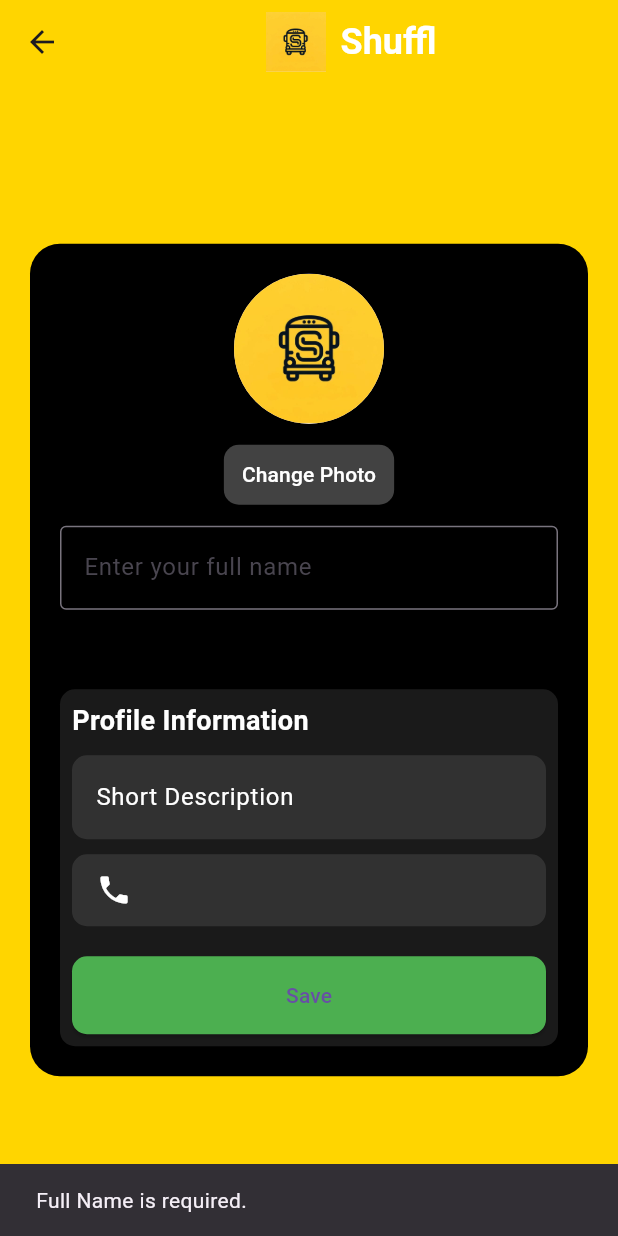
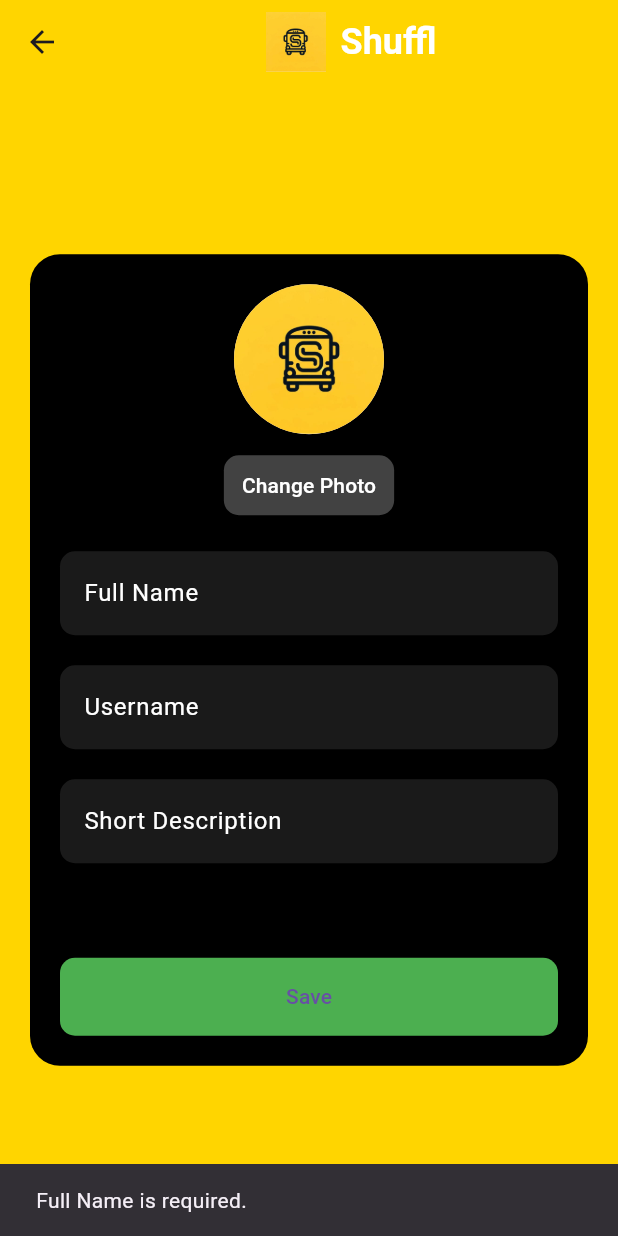
Before and after one commit to alpaltug/shuffl-repo, a Flutter app: the UserPublicProfile screen opened directly, after a tap on "Save", on a phone screen of 412 x 824 dp. Run offline on Flutter 3.47's test engine with Material 3 defaults, Android fonts, the phone set to English and light mode, and no system bars; our stand-ins replace cloud_firestore, firebase_auth, firebase_core, firebase_storage, google_maps_flutter, google_sign_in and 1 more; missing offline and left inert: profanity_filter; accounts and stored records are empty; network calls fail.

Commit message:
basic profanity check, improve user_public_profile

```diff
--- a/lib/firestore_service.dart
+++ b/lib/firestore_service.dart
@@ -26,9 +26,7 @@ class FirestoreService {
   }
 
   Future<bool> checkIfUsernameExists(String username) async {
-    print('Checking if username exists: $username');
     final result = await _db.collection('users').where('username', isEqualTo: username).get();
-    print('Username check result: ${result.docs}');
     if (result.docs.isEmpty) {
       return false;
     }
--- a/lib/screens/create_profile/create_profile.dart
+++ b/lib/screens/create_profile/create_profile.dart
@@ -7,6 +7,7 @@ import 'package:my_flutter_app/firestore_service.dart';
 import 'package:image_picker/image_picker.dart';
 import 'package:firebase_storage/firebase_storage.dart';
 import 'dart:io';
+import 'package:profanity_filter/profanity_filter.dart';
 
 class CreateProfile extends StatefulWidget {
   const CreateProfile({super.key});
@@ -25,6 +26,7 @@ class _CreateProfileState extends State<CreateProfile> {
   File? _imageFile;
   String? _imageUrl;
   String? _errorMessage;
+  final filter = ProfanityFilter();
 
   Future<void> _pickImage(ImageSource source) async {
     final pickedFile = await _picker.pickImage(source: source);
@@ -97,6 +99,13 @@ class _CreateProfileState extends State<CreateProfile> {
     if (_descriptionController.text.isEmpty) {
       setState(() {
         _errorMessage = 'Description is required.';
+      });
+      return;
+    }
+
+    if (filter.hasProfanity(_fullNameController.text) || filter.hasProfanity(_userNameController.text) || filter.hasProfanity(_descriptionController.text)) {
+      setState(() {
+        _errorMessage = 'Please remove profanity from your profile details.';
       });
       return;
     }
--- a/lib/screens/user_profile/user_profile.dart
+++ b/lib/screens/user_profile/user_profile.dart
@@ -18,7 +18,7 @@ class _UserProfileState extends State<UserProfile> {
   final FirebaseFirestore _firestore = FirebaseFirestore.instance;
 
   String? _displayName;
-  String? _email;
+  String? _username;
   String? _imageUrl;
 
   @override
@@ -33,7 +33,7 @@ class _UserProfileState extends State<UserProfile> {
       DocumentSnapshot userProfile = await _firestore.collection('users').doc(user.uid).get();
       setState(() {
         _displayName = userProfile['fullName'];
-        _email = userProfile['email'];
+        _username = userProfile['username'];
         _imageUrl = userProfile['imageUrl'];
       });
     }
@@ -74,7 +74,7 @@ class _UserProfileState extends State<UserProfile> {
                       ),
                     ),
                     Text(
-                      _email ?? '[Email]',
+                      _username ?? '[username]',
                       style: const TextStyle(
                         fontSize: 16,
                         color: Colors.green,
--- a/lib/screens/user_public_profile/user_public_profile.dart
+++ b/lib/screens/user_public_profile/user_public_profile.dart
@@ -4,10 +4,12 @@ import 'package:firebase_auth/firebase_auth.dart';
 import 'package:cloud_firestore/cloud_firestore.dart';
 import 'package:image_picker/image_picker.dart';
 import 'package:firebase_storage/firebase_storage.dart';
+import 'package:profanity_filter/profanity_filter.dart';
 
 import 'package:my_flutter_app/constants.dart';
 import 'package:my_flutter_app/screens/user_profile/user_profile.dart';
 import 'package:my_flutter_app/widgets.dart';
+import 'package:my_flutter_app/firestore_service.dart';
 
 class UserPublicProfile extends StatefulWidget {
   const UserPublicProfile({super.key});
@@ -20,13 +22,16 @@ class _UserPublicProfileState extends State<UserPublicProfile> {
   final FirebaseAuth _auth = FirebaseAuth.instance;
   final FirebaseFirestore _firestore = FirebaseFirestore.instance;
   final FirebaseStorage _storage = FirebaseStorage.instance;
+  final ProfanityFilter _profanityFilter = ProfanityFilter();
+  final FirestoreService _firestoreService = FirestoreService();
 
   final TextEditingController _descriptionController = TextEditingController();
   final TextEditingController _nameController = TextEditingController();
+  final TextEditingController _usernameController = TextEditingController();
 
   String? _displayName;
   String? _email;
-  String? _phoneNumber;
+  String? _username;
   String? _description;
   String? _imageUrl;
   XFile? _imageFile;
@@ -44,11 +49,12 @@ class _UserPublicProfileState extends State<UserPublicProfile> {
       setState(() {
         _displayName = userProfile['fullName'];
         _email = userProfile['email'];
-        _phoneNumber = userProfile['phoneNumber'];
+        _username = userProfile['username'];
         _description = userProfile['description'];
         _imageUrl = userProfile['imageUrl'];
         _descriptionController.text = _description ?? '';
         _nameController.text = _displayName ?? '';
+        _usernameController.text = _username ?? '';
       });
     }
   }
@@ -62,10 +68,27 @@ class _UserPublicProfileState extends State<UserPublicProfile> {
     });
   }
 
+  bool _containsProfanity(String input) {
+    final words = input.split(RegExp(r'\s+'));
+    for (var word in words) {
+      if (_profanityFilter.hasProfanity(word)) {
+        return true;
+      }
+    }
+    return _profanityFilter.hasProfanity(input);
+  }
+
   void _saveProfile() async {
     if (_nameController.text.isEmpty) {
       ScaffoldMessenger.of(context).showSnackBar(
         const SnackBar(content: Text('Full Name is required.')),
+      );
+      return;
+    }
+
+    if (_usernameController.text.isEmpty) {
+      ScaffoldMessenger.of(context).showSnackBar(
+        const SnackBar(content: Text('Username is required.')),
       );
       return;
     }
@@ -75,6 +98,26 @@ class _UserPublicProfileState extends State<UserPublicProfile> {
         const SnackBar(content: Text('Description is required.')),
       );
       return;
+    }
+
+    if (_containsProfanity(_nameController.text) ||
+        _containsProfanity(_usernameController.text) ||
+        _containsProfanity(_descriptionController.text)) {
+      ScaffoldMessenger.of(context).showSnackBar(
+        const SnackBar(content: Text('Please remove profanity from your profile details.')),
+      );
+      return;
+    }
+
+    User? user = _auth.currentUser;
+    if (user != null && _usernameController.text != _username) {
+      bool usernameExists = await _firestoreService.checkIfUsernameExists(_usernameController.text);
+      if (usernameExists) {
+        ScaffoldMessenger.of(context).showSnackBar(
+          const SnackBar(content: Text('The username already exists. Please choose a different username.')),
+        );
+        return;
+      }
     }
 
     String? imageUrl;
@@ -87,10 +130,10 @@ class _UserPublicProfileState extends State<UserPublicProfile> {
     }
 
     try {
-      User? user = _auth.currentUser;
       if (user != null) {
         await _firestore.collection('users').doc(user.uid).update({
           'fullName': _nameController.text,
+          'username': _usernameController.text,
           'description': _descriptionController.text,
           'imageUrl': imageUrl != null && imageUrl.isNotEmpty ? imageUrl : _imageUrl,
         });
@@ -177,70 +220,28 @@ class _UserPublicProfileState extends State<UserPublicProfile> {
                       ),
                       child: const Text('Change Photo'),
                     ),
-                    const SizedBox(height: 10),
-                    Row(
-                      mainAxisAlignment: MainAxisAlignment.center,
-                      children: [
-                        Expanded(
-                          child: TextField(
+                    const SizedBox(height: 20),
+                    GreyTextField(
+                      labelText: 'Full Name',
                       controller: _nameController,
-                            decoration: const InputDecoration(
-                              hintText: 'Enter your full name',
-                              border: OutlineInputBorder(),
-                            ),
-                          ),
-                        ),
-                      ],
-                    ),
-                    const SizedBox(height: 10),
-                    Text(
-                      _email ?? '[Email]',
-                      style: const TextStyle(
-                        fontSize: 16,
-                        color: Colors.green,
-                      ),
                     ),
                     const SizedBox(height: 20),
-                    Container(
-                      padding: const EdgeInsets.all(8.0),
-                      decoration: BoxDecoration(
-                        color: Colors.white.withOpacity(0.1),
-                        borderRadius: BorderRadius.circular(10),
+                    GreyTextField(
+                      labelText: 'Username',
+                      controller: _usernameController,
                     ),
-                      child: Column(
-                        crossAxisAlignment: CrossAxisAlignment.start,
-                        children: [
-                          const Text(
-                            'Profile Information',
-                            style: TextStyle(
-                              fontSize: 18,
-                              fontWeight: FontWeight.bold,
-                              color: Colors.white,
-                            ),
-                          ),
-                          const SizedBox(height: 10),
+                    const SizedBox(height: 20),
                     GreyTextField(
                       labelText: 'Short Description',
                       controller: _descriptionController,
                     ),
-                          const SizedBox(height: 10),
-                          Container(
-                            padding: const EdgeInsets.symmetric(horizontal: 16, vertical: 12),
-                            decoration: BoxDecoration(
-                              color: Colors.white.withOpacity(0.1),
-                              borderRadius: BorderRadius.circular(10),
-                            ),
-                            child: Row(
-                              children: [
-                                const Icon(Icons.phone, color: Colors.white),
-                                const SizedBox(width: 10),
-                                Expanded(
-                                  child: Text(
-                                    _phoneNumber ?? '[Phone Number]',
-                                    style: const TextStyle(color: Colors.white),
-                                  ),
-                                ),
-                              ],
+                    const SizedBox(height: 20),
+                    if (_email != null)
+                      Text(
+                        _email!,
+                        style: const TextStyle(
+                          fontSize: 16,
+                          color: Colors.green,
                         ),
                       ),
                     const SizedBox(height: 20),
@@ -254,9 +255,6 @@ class _UserPublicProfileState extends State<UserPublicProfile> {
             ],
           ),
         ),
-            ],
-          ),
-        ),
       ),
     );
   }
--- a/pubspec.yaml
+++ b/pubspec.yaml
@@ -42,6 +42,8 @@ dependencies:
   image_picker: ^1.1.2
   cupertino_icons: ^1.0.6
   firebase_storage: ^12.1.0
+  # https://pub.dev/packages/profanity_filter/versions/2.0.0
+  profanity_filter: ^2.0.0
 
 dev_dependencies:
   flutter_test:
```
Also changed, not shown: flutter_01.png (added), pubspec.lock. Lines whose indentation alone changed are shown as unchanged.
